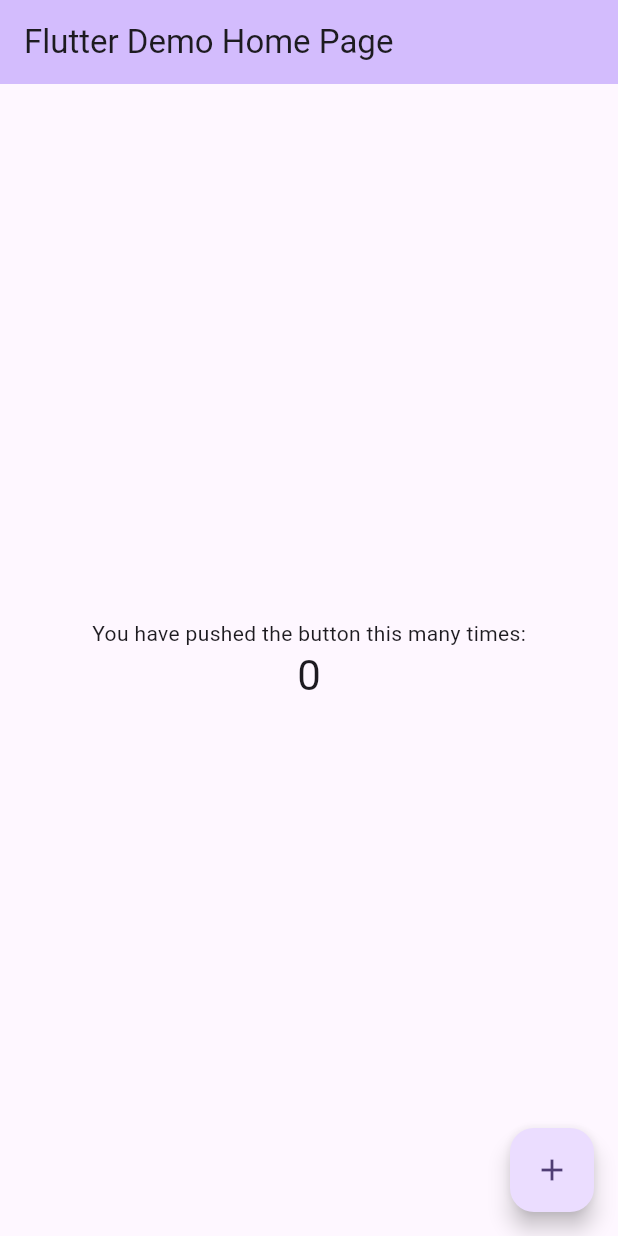
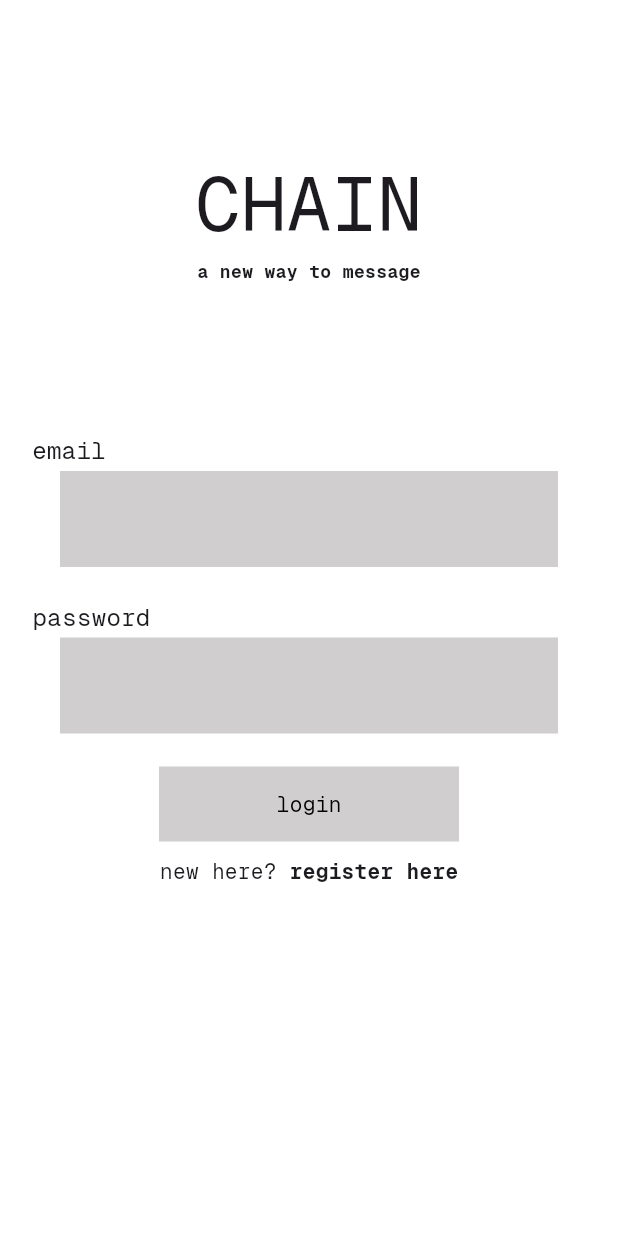
Before and after one commit to jackkslash/chains, a Flutter app: the screen it shows after launch, on a phone screen of 412 x 824 dp. Run offline on Flutter 3.47's test engine with Material 3 defaults, Android fonts, the phone set to English and light mode, and no system bars; our stand-ins replace firebase_auth, firebase_core, flutter_dotenv; accounts and stored records are empty.

Commit message:
Auth flow added

```diff
--- /dev/null
+++ b/lib/auth/auth_gate.dart
@@ -0,0 +1,24 @@
+import 'package:chains/auth/login_register_flow.dart';
+import 'package:chains/pages/home_screen.dart';
+import 'package:firebase_auth/firebase_auth.dart';
+import 'package:flutter/material.dart';
+
+class AuthGate extends StatelessWidget {
+  const AuthGate({super.key});
+
+  @override
+  Widget build(BuildContext context) {
+    return Scaffold(
+      body: StreamBuilder(
+        stream: FirebaseAuth.instance.authStateChanges(),
+        builder: (context, snapshot) {
+          if (snapshot.hasData) {
+            return const HomeScreen();
+          } else {
+            return const LoginRegisterFlow();
+          }
+        },
+      ),
+    );
+  }
+}
--- /dev/null
+++ b/lib/auth/auth_service.dart
@@ -0,0 +1,41 @@
+import 'package:firebase_auth/firebase_auth.dart';
+
+class AuthService {
+  final FirebaseAuth _auth = FirebaseAuth.instance;
+
+  Future<UserCredential> signInWithEmailPassword(
+    String email,
+    String password,
+  ) async {
+    try {
+      UserCredential userCredential = await _auth.signInWithEmailAndPassword(
+        email: email,
+        password: password,
+      );
+      return userCredential;
+    } catch (e) {
+      throw Exception('Failed to sign in: $e');
+    }
+  }
+
+  Future<UserCredential> registerWithEmailPassword(
+    String email,
+    String password,
+  ) async {
+    try {
+      UserCredential userCredential = await _auth
+          .createUserWithEmailAndPassword(email: email, password: password);
+      return userCredential;
+    } catch (e) {
+      throw Exception('Failed to register: $e');
+    }
+  }
+
+  Future<void> signOut() async {
+    try {
+      await _auth.signOut();
+    } catch (e) {
+      throw Exception('Failed to sign out: $e');
+    }
+  }
+}
--- /dev/null
+++ b/lib/auth/login_register_flow.dart
@@ -0,0 +1,37 @@
+import 'package:chains/pages/login_screen.dart';
+import 'package:chains/pages/register_screen.dart';
+import 'package:flutter/material.dart';
+
+class LoginRegisterFlow extends StatefulWidget {
+  const LoginRegisterFlow({super.key});
+
+  @override
+  State<LoginRegisterFlow> createState() => _AuthState();
+}
+
+class _AuthState extends State<LoginRegisterFlow> {
+  bool showLogin = true;
+
+  void toggleView() {
+    setState(() {
+      showLogin = !showLogin;
+    });
+  }
+
+  @override
+  Widget build(BuildContext context) {
+    if (showLogin) {
+      return LoginScreen(
+        onTap: () {
+          toggleView();
+        },
+      );
+    } else {
+      return RegisterScreen(
+        onTap: () {
+          toggleView();
+        },
+      );
+    }
+  }
+}
--- a/lib/main.dart
+++ b/lib/main.dart
@@ -1,6 +1,14 @@
+import 'package:chains/auth/auth_gate.dart';
+import 'package:chains/firebase_options.dart';
+import 'package:firebase_core/firebase_core.dart';
 import 'package:flutter/material.dart';
+import 'package:flutter_dotenv/flutter_dotenv.dart';
 
-void main() {
+void main() async {
+  WidgetsFlutterBinding.ensureInitialized();
+  await dotenv.load();
+  await Firebase.initializeApp(options: DefaultFirebaseOptions.currentPlatform);
+
   runApp(const MyApp());
 }
 
@@ -11,112 +19,9 @@ class MyApp extends StatelessWidget {
   @override
   Widget build(BuildContext context) {
     return MaterialApp(
-      title: 'Flutter Demo',
-      theme: ThemeData(
-        // This is the theme of your application.
-        //
-        // TRY THIS: Try running your application with "flutter run". You'll see
-        // the application has a purple toolbar. Then, without quitting the app,
-        // try changing the seedColor in the colorScheme below to Colors.green
-        // and then invoke "hot reload" (save your changes or press the "hot
-        // reload" button in a Flutter-supported IDE, or press "r" if you used
-        // the command line to start the app).
-        //
-        // Notice that the counter didn't reset back to zero; the application
-        // state is not lost during the reload. To reset the state, use hot
-        // restart instead.
-        //
-        // This works for code too, not just values: Most code changes can be
-        // tested with just a hot reload.
-        colorScheme: ColorScheme.fromSeed(seedColor: Colors.deepPurple),
-      ),
-      home: const MyHomePage(title: 'Flutter Demo Home Page'),
+      theme: ThemeData(fontFamily: 'GeistMono'),
+      debugShowCheckedModeBanner: false,
+      home: AuthGate(),
     );
   }
 }
-
-class MyHomePage extends StatefulWidget {
-  const MyHomePage({super.key, required this.title});
-
-  // This widget is the home page of your application. It is stateful, meaning
-  // that it has a State object (defined below) that contains fields that affect
-  // how it looks.
-
-  // This class is the configuration for the state. It holds the values (in this
-  // case the title) provided by the parent (in this case the App widget) and
-  // used by the build method of the State. Fields in a Widget subclass are
-  // always marked "final".
-
-  final String title;
-
-  @override
-  State<MyHomePage> createState() => _MyHomePageState();
-}
-
-class _MyHomePageState extends State<MyHomePage> {
-  int _counter = 0;
-
-  void _incrementCounter() {
-    setState(() {
-      // This call to setState tells the Flutter framework that something has
-      // changed in this State, which causes it to rerun the build method below
-      // so that the display can reflect the updated values. If we changed
-      // _counter without calling setState(), then the build method would not be
-      // called again, and so nothing would appear to happen.
-      _counter++;
-    });
-  }
-
-  @override
-  Widget build(BuildContext context) {
-    // This method is rerun every time setState is called, for instance as done
-    // by the _incrementCounter method above.
-    //
-    // The Flutter framework has been optimized to make rerunning build methods
-    // fast, so that you can just rebuild anything that needs updating rather
-    // than having to individually change instances of widgets.
-    return Scaffold(
-      appBar: AppBar(
-        // TRY THIS: Try changing the color here to a specific color (to
-        // Colors.amber, perhaps?) and trigger a hot reload to see the AppBar
-        // change color while the other colors stay the same.
-        backgroundColor: Theme.of(context).colorScheme.inversePrimary,
-        // Here we take the value from the MyHomePage object that was created by
-        // the App.build method, and use it to set our appbar title.
-        title: Text(widget.title),
-      ),
-      body: Center(
-        // Center is a layout widget. It takes a single child and positions it
-        // in the middle of the parent.
-        child: Column(
-          // Column is also a layout widget. It takes a list of children and
-          // arranges them vertically. By default, it sizes itself to fit its
-          // children horizontally, and tries to be as tall as its parent.
-          //
-          // Column has various properties to control how it sizes itself and
-          // how it positions its children. Here we use mainAxisAlignment to
-          // center the children vertically; the main axis here is the vertical
-          // axis because Columns are vertical (the cross axis would be
-          // horizontal).
-          //
-          // TRY THIS: Invoke "debug painting" (choose the "Toggle Debug Paint"
-          // action in the IDE, or press "p" in the console), to see the
-          // wireframe for each widget.
-          mainAxisAlignment: MainAxisAlignment.center,
-          children: <Widget>[
-            const Text('You have pushed the button this many times:'),
-            Text(
-              '$_counter',
-              style: Theme.of(context).textTheme.headlineMedium,
-            ),
-          ],
-        ),
-      ),
-      floatingActionButton: FloatingActionButton(
-        onPressed: _incrementCounter,
-        tooltip: 'Increment',
-        child: const Icon(Icons.add),
-      ), // This trailing comma makes auto-formatting nicer for build methods.
-    );
-  }
-}
--- /dev/null
+++ b/lib/pages/login_screen.dart
@@ -0,0 +1,137 @@
+import 'package:chains/auth/auth_service.dart';
+import 'package:flutter/material.dart';
+
+class LoginScreen extends StatelessWidget {
+  final TextEditingController _emailController = TextEditingController();
+  final TextEditingController _passwordController = TextEditingController();
+
+  final void Function()? onTap;
+  LoginScreen({super.key, required this.onTap});
+
+  void login(BuildContext context) async {
+    // Implement login functionality here
+    final authService = AuthService();
+    try {
+      await authService.signInWithEmailPassword(
+        _emailController.text,
+        _passwordController.text,
+      );
+      // Navigate to the home screen or show success message
+    } catch (e) {
+      // Handle login error
+      if (!context.mounted) return;
+      showDialog(
+        context: context,
+        builder:
+            (context) => AlertDialog(
+              title: const Text('Error'),
+              content: Text(e.toString()),
+            ),
+      );
+    }
+  }
+
+  @override
+  Widget build(BuildContext context) {
+    return Scaffold(
+      backgroundColor: Colors.white,
+      body: Column(
+        children: [
+          //logo
+          const SizedBox(height: 100),
+          Text('CHAIN', style: TextStyle(fontSize: 50)),
+
+          //welocome text
+          const Text(
+            'a new way to message',
+            style: TextStyle(fontSize: 12, fontWeight: FontWeight.bold),
+          ),
+
+          const SizedBox(height: 100),
+          Padding(
+            padding: const EdgeInsets.only(right: 320),
+            child: Text("email", style: TextStyle(fontSize: 16)),
+          ),
+          //email text field
+          Padding(
+            padding: const EdgeInsets.symmetric(horizontal: 40, vertical: 2),
+            child: TextField(
+              cursorColor: Colors.black,
+              cursorOpacityAnimates: false,
+              decoration: const InputDecoration(
+                contentPadding: EdgeInsets.symmetric(vertical: 20),
+                border: OutlineInputBorder(
+                  borderSide: BorderSide.none,
+                  borderRadius: BorderRadius.zero,
+                ),
+                filled: true,
+                fillColor: Color.fromARGB(255, 208, 206, 206),
+              ),
+              controller: _emailController,
+            ),
+          ),
+          const SizedBox(height: 20),
+          Padding(
+            padding: const EdgeInsets.only(right: 290),
+            child: Text("password", style: TextStyle(fontSize: 16)),
+          ),
+          //password field
+          Padding(
+            padding: const EdgeInsets.symmetric(horizontal: 40, vertical: 2),
+            child: TextField(
+              cursorColor: Colors.black,
+              cursorOpacityAnimates: false,
+              obscureText: true,
+              decoration: const InputDecoration(
+                contentPadding: EdgeInsets.symmetric(vertical: 20),
+                border: OutlineInputBorder(
+                  borderSide: BorderSide.none,
+                  borderRadius: BorderRadius.zero,
+                ),
+                filled: true,
+                fillColor: Color.fromARGB(255, 208, 206, 206),
+              ),
+              controller: _passwordController,
+            ),
+          ),
+
+          GestureDetector(
+            onTap: () {
+              // Handle login action
+              login(context);
+            },
+            child: Container(
+              margin: const EdgeInsets.only(top: 20),
+              width: 200,
+              height: 50,
+              decoration: BoxDecoration(
+                color: const Color.fromARGB(255, 208, 206, 206),
+              ),
+              child: const Center(
+                child: Text(
+                  'login',
+                  style: TextStyle(color: Color.fromARGB(255, 0, 0, 0)),
+                ),
+              ),
+            ),
+          ),
+          const SizedBox(height: 10),
+          //register text
+          Row(
+            mainAxisAlignment: MainAxisAlignment.center,
+            children: [
+              const Text('new here? '),
+              GestureDetector(
+                onTap: onTap,
+                child: const Text(
+                  'register here',
+                  style: TextStyle(fontWeight: FontWeight.bold),
+                ),
+              ),
+            ],
+          ),
+        ],
+      ),
+    );
+  }
+}
```
Also changed, not shown: lib/pages/home_screen.dart (added, +36 -0 lines), lib/pages/register_screen.dart (added, +174 -0 lines), pubspec.yaml (+27 -0 lines), assets/fonts/GeistMono-Black.ttf (added), assets/fonts/GeistMono-Bold.ttf (added), assets/fonts/GeistMono-Light.ttf (added), assets/fonts/GeistMono-Medium.ttf (added), assets/fonts/GeistMono-Regular.ttf (added), assets/fonts/GeistMono-SemiBold.ttf (added), assets/fonts/GeistMono-Thin.ttf (added), assets/fonts/GeistMono-UltraBlack.ttf (added), assets/fonts/GeistMono-UltraLight.ttf (added), firebase.json (added), lib/firebase_options.dart (added), 1 more files, 17 other files.
